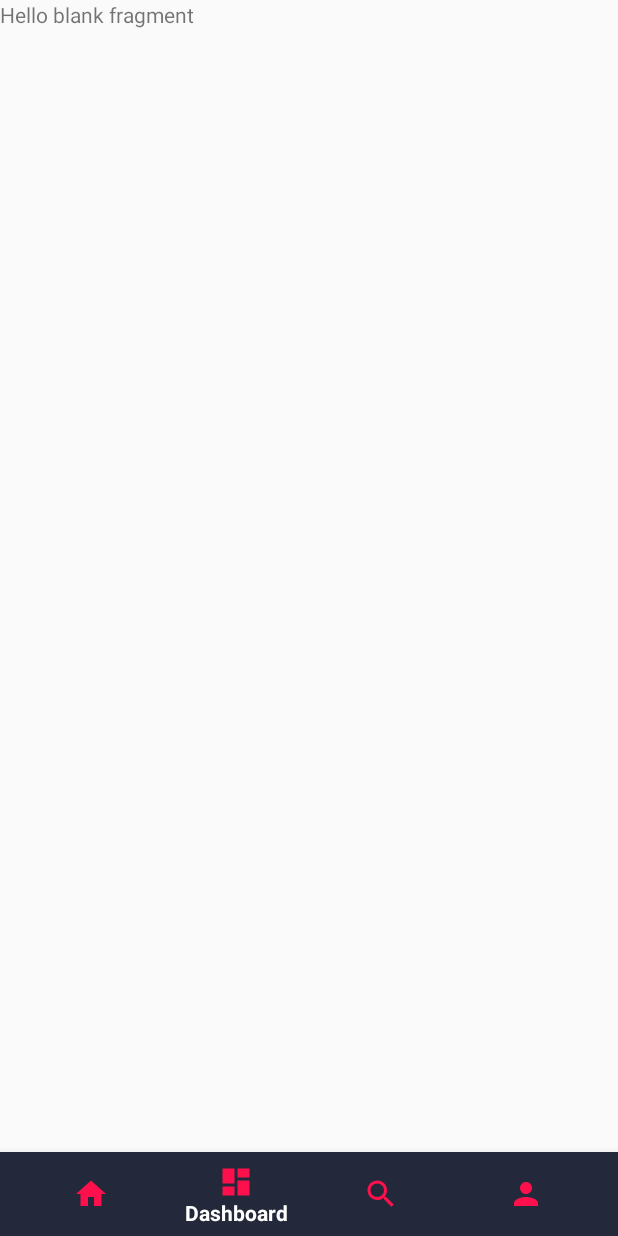
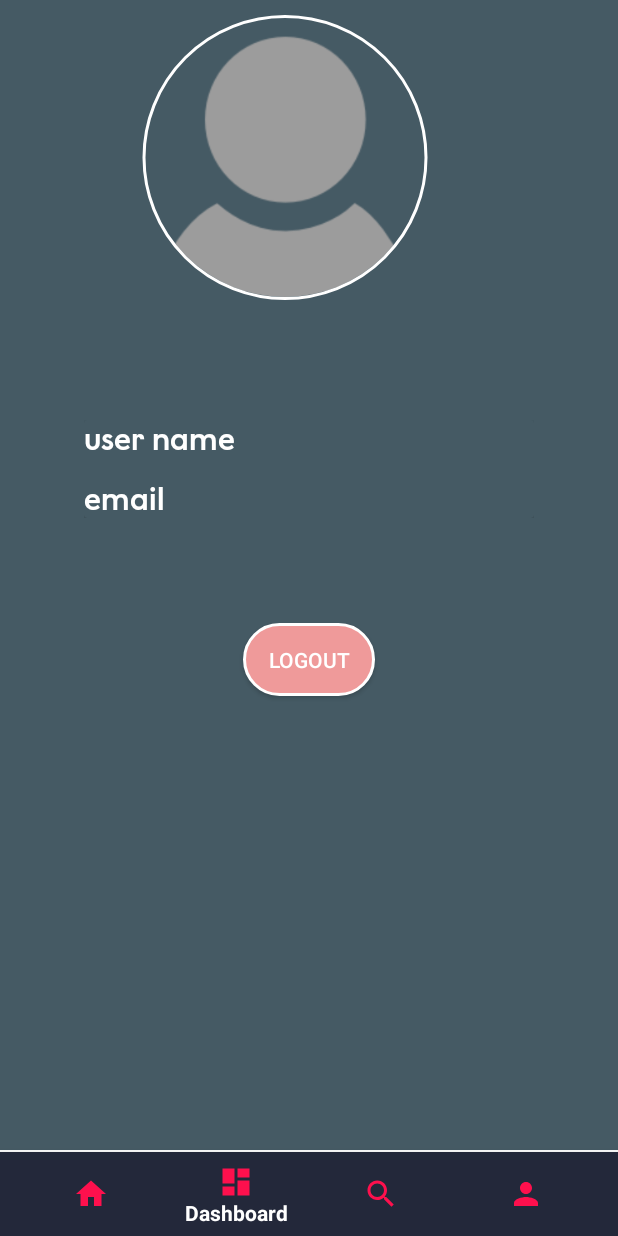
Before and after one commit to Mutegisamuel/SafariCare, an Android app: the MainActivity screen opened directly, with no data from a screen before it, item 2 of the bottom bar chosen, on a phone screen of 412 x 824 dp. Run offline under Robolectric (Android 15) with nearby library versions, the phone set to English and light mode, and no system bars; our stand-ins replace CircleImageView; libraries missing offline, so code that uses them is left out: com.github.anastr.speedviewlib; 1 statement that could not run was skipped.

Commit message:
update 2.0

```diff
--- a/app/build.gradle
+++ b/app/build.gradle
@@ -31,6 +31,7 @@ dependencies {
     androidTestImplementation 'com.android.support.test.espresso:espresso-core:3.0.1'
     compile 'com.android.support:cardview-v7:26.1.0'
     compile 'com.github.anastr:speedviewlib:1.1.7'
+    compile 'de.hdodenhof:circleimageview:2.2.0'
 
 
 }
--- a/app/src/main/AndroidManifest.xml
+++ b/app/src/main/AndroidManifest.xml
@@ -1,6 +1,9 @@
 <?xml version="1.0" encoding="utf-8"?>
 <manifest xmlns:android="http://schemas.android.com/apk/res/android"
     package="com.example.humungus.safaricare">
+
+    <uses-permission android:name="android.permission.INTERNET"/>
+    <uses-permission android:name="android.permission.WAKE_LOCK"/>
 
     <application
         android:allowBackup="true"
--- a/app/src/main/java/com/example/humungus/safaricare/LoginActivitry.java
+++ b/app/src/main/java/com/example/humungus/safaricare/LoginActivitry.java
@@ -2,11 +2,10 @@ package com.example.humungus.safaricare;
 
 import android.support.v7.app.AppCompatActivity;
 import android.os.Bundle;
+import android.view.animation.Animation;
 
 
 public class LoginActivitry extends AppCompatActivity {
-
-
 
     @Override
     protected void onCreate(Bundle savedInstanceState) {
--- a/app/src/main/java/com/example/humungus/safaricare/fragments/tweetFragment.java
+++ b/app/src/main/java/com/example/humungus/safaricare/fragments/tweetFragment.java
@@ -6,6 +6,7 @@ import android.support.v4.app.Fragment;
 import android.view.LayoutInflater;
 import android.view.View;
 import android.view.ViewGroup;
+import android.webkit.WebView;
 
 import com.example.humungus.safaricare.R;
 
@@ -23,6 +24,8 @@ public class tweetFragment extends Fragment {
     @Override
     public View onCreateView(LayoutInflater inflater, ViewGroup container, Bundle savedInstanceState) {
         View view = inflater.inflate(R.layout.fragment_info,container,false);
+
+
         return view;
     }
 
--- /dev/null
+++ b/app/src/main/res/drawable/buttonstyle3.xml
@@ -0,0 +1,7 @@
+<?xml version="1.0" encoding="utf-8"?>
+<shape xmlns:android="http://schemas.android.com/apk/res/android">
+    <stroke android:color="#fff" android:width="2dp"/>
+    <solid android:color="#ef9a9a"/>
+    <corners android:radius="30dp"/>
+    <padding android:right="15dp" android:left="15dp" android:bottom="15dp" android:top="15dp"/>
+</shape>
--- a/app/src/main/res/layout/activity_main.xml
+++ b/app/src/main/res/layout/activity_main.xml
@@ -16,7 +16,7 @@
     <android.support.design.widget.BottomNavigationView
         android:id="@+id/navigation"
         android:layout_width="0dp"
-        android:layout_height="wrap_content"
+        android:layout_height="56dp"
         android:layout_marginEnd="0dp"
         android:layout_marginStart="0dp"
         android:background="@color/colorPrimary"
--- a/app/src/main/res/layout/fragment_info.xml
+++ b/app/src/main/res/layout/fragment_info.xml
@@ -1,13 +1,73 @@
-<FrameLayout xmlns:android="http://schemas.android.com/apk/res/android"
+<LinearLayout xmlns:android="http://schemas.android.com/apk/res/android"
     xmlns:tools="http://schemas.android.com/tools"
     android:layout_width="match_parent"
     android:layout_height="match_parent"
-    tools:context="com.example.humungus.safaricare.fragments.infoFragment">
+    xmlns:app="http://schemas.android.com/apk/res-auto"
+    tools:context="com.example.humungus.safaricare.fragments.infoFragment"
+    android:orientation="vertical"
+    android:background="#455A64">
 
-    <!-- TODO: Update blank fragment layout -->
-    <TextView
-        android:layout_width="match_parent"
-        android:layout_height="match_parent"
-        android:text="@string/hello_blank_fragment" />
+    <LinearLayout
+        android:paddingTop="10dp"
+        android:id="@+id/infopic"
+        android:layout_width="200dp"
+        android:layout_height="200dp"
+        android:layout_below="@+id/relativeLayout"
+        android:layout_centerHorizontal="true"
+        android:elevation="15dp"
+        android:orientation="horizontal"
+        android:layout_marginLeft="90dp"
+        android:layout_marginBottom="80dp">
 
-</FrameLayout>
+        <de.hdodenhof.circleimageview.CircleImageView
+            xmlns:app="http://schemas.android.com/apk/res-auto"
+            android:id="@+id/profile_image"
+            android:layout_width="match_parent"
+            android:layout_height="match_parent"
+            android:src="@drawable/customer_avatar"
+            app:civ_border_width="2dp"
+            app:civ_border_color="#FFF"/>
+    </LinearLayout>
+
+    <LinearLayout
+        android:layout_width="300dp"
+        android:layout_height="wrap_content"
+        android:layout_gravity="center"
+        android:orientation="vertical"
+        android:layout_marginBottom="70dp">
+        <android.support.v7.widget.CardView
+            android:layout_width="match_parent"
+            android:layout_height="wrap_content"
+            app:cardBackgroundColor="#455A64">
+
+            <TextView
+                android:textColor="#fff"
+                android:fontFamily="@font/litsans"
+                android:textSize="20dp"
+                android:layout_width="wrap_content"
+                android:layout_height="wrap_content"
+                android:text="user name"/>
+            <TextView
+                android:textSize="20dp"
+                android:textColor="#fff"
+                android:fontFamily="@font/litsans"
+                android:layout_marginTop="40dp"
+                android:layout_width="wrap_content"
+                android:layout_height="wrap_content"
+                android:text="email"/>
+
+        </android.support.v7.widget.CardView>
+
+    </LinearLayout>
+
+    <Button
+        android:layout_gravity="center"
+        android:layout_width="wrap_content"
+        android:layout_height="wrap_content"
+        android:layout_alignParentBottom="true"
+        android:layout_centerHorizontal="true"
+        android:layout_marginBottom="59dp"
+        android:background="@drawable/buttonstyle3"
+        android:text="logout"
+        android:textColor="#fff" />
+</LinearLayout>
--- a/app/src/main/res/layout/fragment_tweet.xml
+++ b/app/src/main/res/layout/fragment_tweet.xml
@@ -2,12 +2,8 @@
     xmlns:tools="http://schemas.android.com/tools"
     android:layout_width="match_parent"
     android:layout_height="match_parent"
+    xmlns:app="http://schemas.android.com/apk/res-auto"
     tools:context="com.example.humungus.safaricare.fragments.tweetFragment">
 
-    <!-- TODO: Update blank fragment layout -->
-    <TextView
-        android:layout_width="match_parent"
-        android:layout_height="match_parent"
-        android:text="@string/hello_blank_fragment" />
 
 </FrameLayout>
```
Also changed, not shown: app/src/main/res/layout/activity_login_activitry.xml (+41 -26 lines), app/src/main/res/layout/activity_sign_up.xml (+22 -3 lines), app/src/main/res/layout/fragment_home.xml (+15 -5 lines), app/src/main/res/layout/fragment_search.xml (+17 -18 lines), app/src/main/res/drawable/customer_avatar.png (added).
